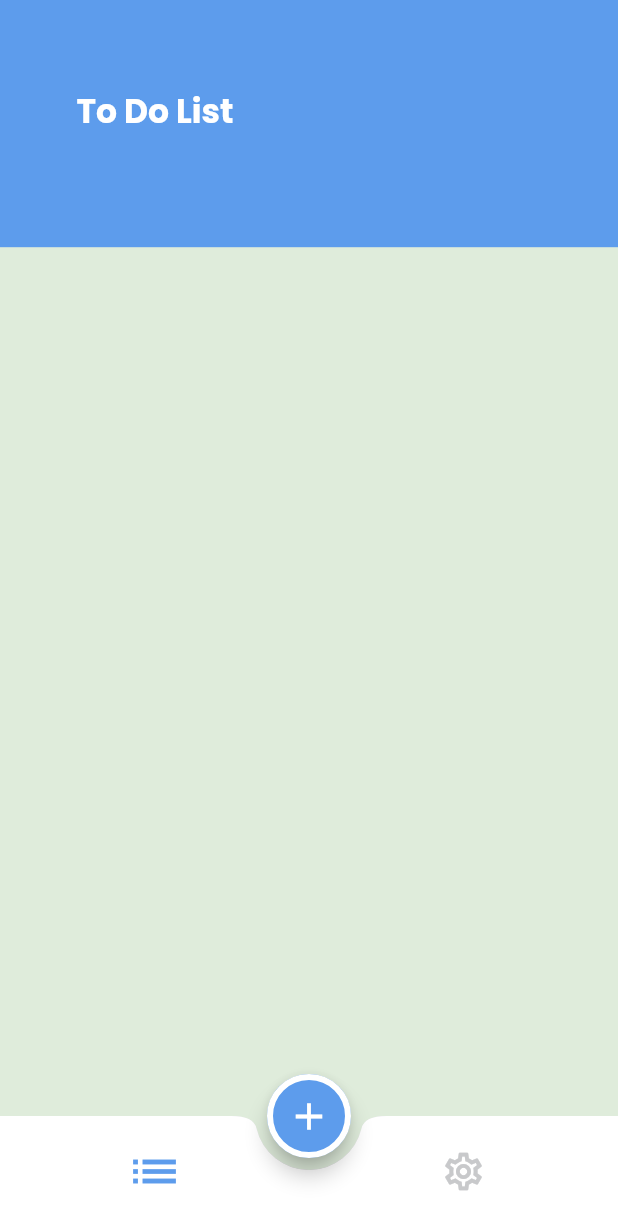
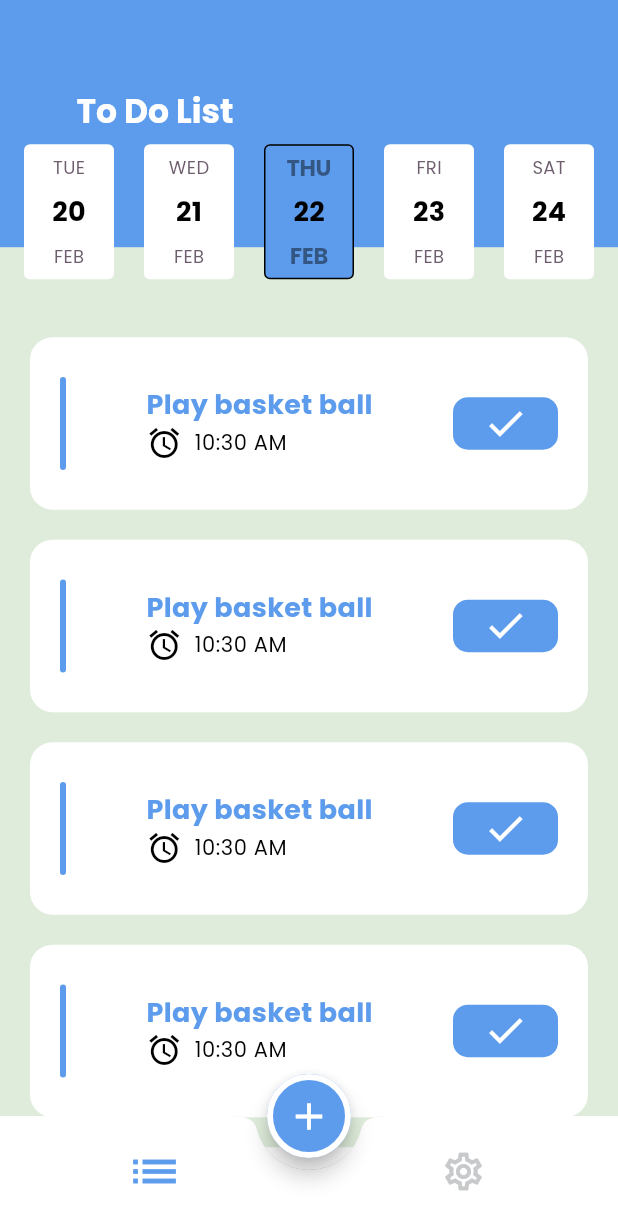
Before and after one commit to MaiBomadian/TODO-App, a Flutter app: the LayoutView screen opened by its route, on a phone screen of 412 x 824 dp. Shown: the top 1230 px of the screen. Run offline on Flutter 3.47's test engine with Material 3 defaults, Android fonts, the phone set to English and light mode, and no system bars; drawn by our look-alikes of easy_date_timeline; our stand-ins replace animated_custom_dropdown; generated files the repository leaves out were written again.

Commit message:
Finish task item

```diff
--- a/lib/features/layout_view.dart
+++ b/lib/features/layout_view.dart
@@ -10,6 +10,7 @@ class LayoutView extends StatelessWidget {
   Widget build(BuildContext context) {
     var vm = Provider.of<SettingsProvider>(context);
     return Scaffold(
+      extendBody: true,
       floatingActionButton: FloatingActionButton(
         onPressed: () {},
         child: const Icon(
--- a/lib/features/settings/pages/settings_view.dart
+++ b/lib/features/settings/pages/settings_view.dart
@@ -36,7 +36,8 @@ class SettingsView extends StatelessWidget {
           ),
         ),
         Padding(
-          padding: const EdgeInsets.only(left: 38, top: 20, bottom: 20,right: 30),
+          padding:
+              const EdgeInsets.only(left: 38, top: 20, bottom: 20, right: 30),
           child: Text(
             locale.language,
             style: theme.textTheme.bodySmall,
@@ -45,17 +46,20 @@ class SettingsView extends StatelessWidget {
         Padding(
           padding: const EdgeInsets.only(left: 50.0, right: 40),
           child: CustomDropdown(
-            initialItem: vm.currentLanguage =='en'? 'English' : 'عربي',
+            initialItem: vm.currentLanguage == 'en' ? 'English' : 'عربي',
             items: language,
             onChanged: (value) {
-              if(value=='English'){
+              if (value == 'English') {
                 vm.changeLanguage('en');
-              }
-              else if(value=='عربي'){
+              } else if (value == 'عربي') {
                 vm.changeLanguage('ar');
               }
             },
             decoration: CustomDropdownDecoration(
+              headerStyle: TextStyle(color: theme.primaryColor),
+              closedBorder: Border.all(
+                color: theme.primaryColor,
+              ),
               closedBorderRadius: BorderRadius.zero,
               expandedBorderRadius: BorderRadius.zero,
               closedFillColor: vm.currentTheme == ThemeMode.dark
@@ -67,7 +71,7 @@ class SettingsView extends StatelessWidget {
               closedSuffixIcon: Icon(
                 Icons.keyboard_arrow_down,
                 color: vm.currentTheme == ThemeMode.light
-                    ? Colors.black
+                    ? theme.primaryColor
                     : Colors.black,
               ),
               expandedSuffixIcon:
@@ -76,7 +80,8 @@ class SettingsView extends StatelessWidget {
           ),
         ),
         Padding(
-          padding: const EdgeInsets.only(left: 38, top: 20, bottom: 20,right: 30),
+          padding:
+              const EdgeInsets.only(left: 38, top: 20, bottom: 20, right: 30),
           child: Text(
             locale.mode,
             style: theme.textTheme.bodySmall,
@@ -95,6 +100,8 @@ class SettingsView extends StatelessWidget {
               }
             },
             decoration: CustomDropdownDecoration(
+              headerStyle: TextStyle(color: theme.primaryColor),
+              closedBorder: Border.all(color: theme.primaryColor),
               closedFillColor: vm.currentTheme == ThemeMode.dark
                   ? const Color(0xff141922)
                   : Colors.white,
@@ -106,7 +113,7 @@ class SettingsView extends StatelessWidget {
               closedSuffixIcon: Icon(
                 Icons.keyboard_arrow_down,
                 color: vm.currentTheme == ThemeMode.light
-                    ? Colors.black
+                    ? theme.primaryColor
                     : Colors.black,
               ),
               expandedSuffixIcon: Icon(
--- a/lib/features/tasks/pages/tasks_view.dart
+++ b/lib/features/tasks/pages/tasks_view.dart
@@ -1,11 +1,20 @@
+import 'package:easy_date_timeline/easy_date_timeline.dart';
 import 'package:flutter/material.dart';
 import 'package:provider/provider.dart';
 import 'package:todo_app/core/config/constants/settings_provider.dart';
 import 'package:flutter_gen/gen_l10n/app_localizations.dart';
 
+import '../widgets/task_item.dart';
 
-class TasksView extends StatelessWidget {
+class TasksView extends StatefulWidget {
   const TasksView({Key? key}) : super(key: key);
+
+  @override
+  State<TasksView> createState() => _TasksViewState();
+}
+
+class _TasksViewState extends State<TasksView> {
+  DateTime focusTime = DateTime.now();
 
   @override
   Widget build(BuildContext context) {
@@ -16,19 +25,109 @@ class TasksView extends StatelessWidget {
 
     return Column(
       children: [
+        Stack(
+          alignment: const Alignment(0, 2),
+          children: [
             Container(
               height: mediaQuery.height * .2,
               width: mediaQuery.width,
               color: theme.primaryColor,
               child: Padding(
-            padding: const EdgeInsets.symmetric(horizontal: 51, vertical: 60),
+                padding:
+                    const EdgeInsets.symmetric(horizontal: 51, vertical: 60),
                 child: Text(
                   locale.todolist,
                   style: theme.textTheme.titleLarge,
                 ),
               ),
             ),
+            EasyInfiniteDateTimeLine(
+              timeLineProps: const EasyTimeLineProps(
+                separatorPadding: 20,
+              ),
+              showTimelineHeader: false,
+              firstDate: DateTime(2024),
+              focusDate: focusTime,
+              lastDate: DateTime(2025),
+              onDateChange: (selectedDate) {
+                setState(() {
+                  focusTime = selectedDate;
+                });
+              },
+              dayProps: EasyDayProps(
+                height: 90,
+                width: 60,
+                dayStructure: DayStructure.dayStrDayNumMonth,
+                todayStyle: DayStyle(
+                  dayNumStyle: theme.textTheme.bodyMedium?.copyWith(
+                      color: theme.primaryColor,
+                      fontWeight: FontWeight.w700,
+                      fontSize: 20),
+                  dayStrStyle: theme.textTheme.displayLarge?.copyWith(
+                    color: theme.primaryColor,
+                    fontWeight: FontWeight.w500,
+                  ),
+                  monthStrStyle: theme.textTheme.displayLarge?.copyWith(
+                    color: theme.primaryColor,
+                    fontWeight: FontWeight.w500,
+                  ),
+                  decoration: BoxDecoration(
+                    borderRadius: BorderRadius.circular(4),
+                    color: vm.isDark()?const Color(0xff141922):Colors.white,
+                    border: Border.all(
+                      color: Colors.black,
+                    ),
+                  ),
+                ),
+                activeDayStyle: DayStyle(
+                  decoration: BoxDecoration(
+                    borderRadius: BorderRadius.circular(4),
+                    color: theme.primaryColor,
+                    border: Border.all(
+                      color: Colors.black,
+                    ),
+                  ),
+                  dayNumStyle: theme.textTheme.bodyMedium?.copyWith(
+                    fontWeight: FontWeight.w700,
+                  ),
+                  dayStrStyle: theme.textTheme.displayLarge?.copyWith(
+                    color: Colors.black45,
+                    fontWeight: FontWeight.w700,
+                  ),
+                  monthStrStyle: theme.textTheme.displayLarge?.copyWith(
+                    color: Colors.black45,
+                    fontWeight: FontWeight.w700,
+                  ),
+                ),
+                inactiveDayStyle: DayStyle(
+                    decoration: BoxDecoration(
+                      borderRadius: BorderRadius.circular(4),
+                      color: vm.isDark()? const Color(0xff141922): Colors.white,
+                    ),
+                    dayNumStyle: theme.textTheme.bodyMedium?.copyWith(
+                      fontWeight: FontWeight.w700,
+                    )),
+              ),
+            ),
+          ],
+        ),
+       const SizedBox(
+          height: 50,
+        ),
+         Expanded(
+           child: ListView(
 
+            children:const  [
+              CustomTaskItem(),
+              CustomTaskItem(),
+              CustomTaskItem(),
+              CustomTaskItem(),
+              CustomTaskItem(),
+              CustomTaskItem(),
+
+            ],
+                   ),
+         )
       ],
     );
   }
--- /dev/null
+++ b/lib/features/tasks/widgets/task_item.dart
@@ -0,0 +1,83 @@
+import 'package:flutter/material.dart';
+import 'package:provider/provider.dart';
+
+import '../../../core/config/constants/settings_provider.dart';
+
+class CustomTaskItem extends StatelessWidget {
+  const CustomTaskItem({
+    super.key,
+  });
+
+  @override
+  Widget build(BuildContext context) {
+    var theme = Theme.of(context);
+    var vm = Provider.of<SettingsProvider>(context);
+    var mediaQuery = MediaQuery.of(context).size;
+    return Container(
+      margin: const EdgeInsets.symmetric(horizontal: 20,vertical: 10),
+      padding: const EdgeInsets.symmetric(horizontal: 20),
+      height: 115,
+      width: mediaQuery.width,
+      decoration: BoxDecoration(
+        color: vm.isDark() ? const Color(0xff141922) : Colors.white,
+        borderRadius: BorderRadius.circular(15),
+      ),
+      child: Row(
+        mainAxisAlignment: MainAxisAlignment.spaceBetween,
+        children: [
+          Container(
+            width: 4,
+            height: 62,
+            decoration: BoxDecoration(
+              color: theme.primaryColor,
+              borderRadius: BorderRadius.circular(10),
+            ),
+          ),
+          Column(
+            crossAxisAlignment: CrossAxisAlignment.start,
+            mainAxisAlignment: MainAxisAlignment.center,
+            children: [
+              Text(
+                'Play basket ball',
+                style: theme.textTheme.bodyMedium?.copyWith(
+                  color: theme.primaryColor,
+                  fontWeight: FontWeight.w700,
+                ),
+              ),
+              Row(
+                children: [
+                  Icon(
+                    Icons.alarm,
+                    color: vm.isDark() ? Colors.white : Colors.black,
+                  ),
+                  const SizedBox(
+                    width: 8,
+                  ),
+                  Text(
+                    '10:30 AM',
+                    style: theme.textTheme.bodySmall?.copyWith(
+                      fontWeight: FontWeight.w400,
+                    ),
+                  ),
+                ],
+              )
+            ],
+          ),
+          Container(
+            height: 35,
+            width: 70,
+            decoration: BoxDecoration(
+              color: theme.primaryColor,
+              borderRadius: BorderRadius.circular(10),
+            ),
+            child: const Icon(
+              Icons.check,
+              size: 30,
+              color: Colors.white,
+            ),
+          )
+        ],
+      ),
+    );
+  }
+}
--- a/pubspec.yaml
+++ b/pubspec.yaml
@@ -40,6 +40,7 @@ dependencies:
   cupertino_icons: ^1.0.2
   animated_custom_dropdown: ^3.0.0
   provider: ^6.1.1
+  easy_date_timeline: ^1.0.3
 
 dev_dependencies:
   flutter_test:
```
Also changed, not shown: pubspec.lock. Lines whose indentation alone changed are shown as unchanged.
